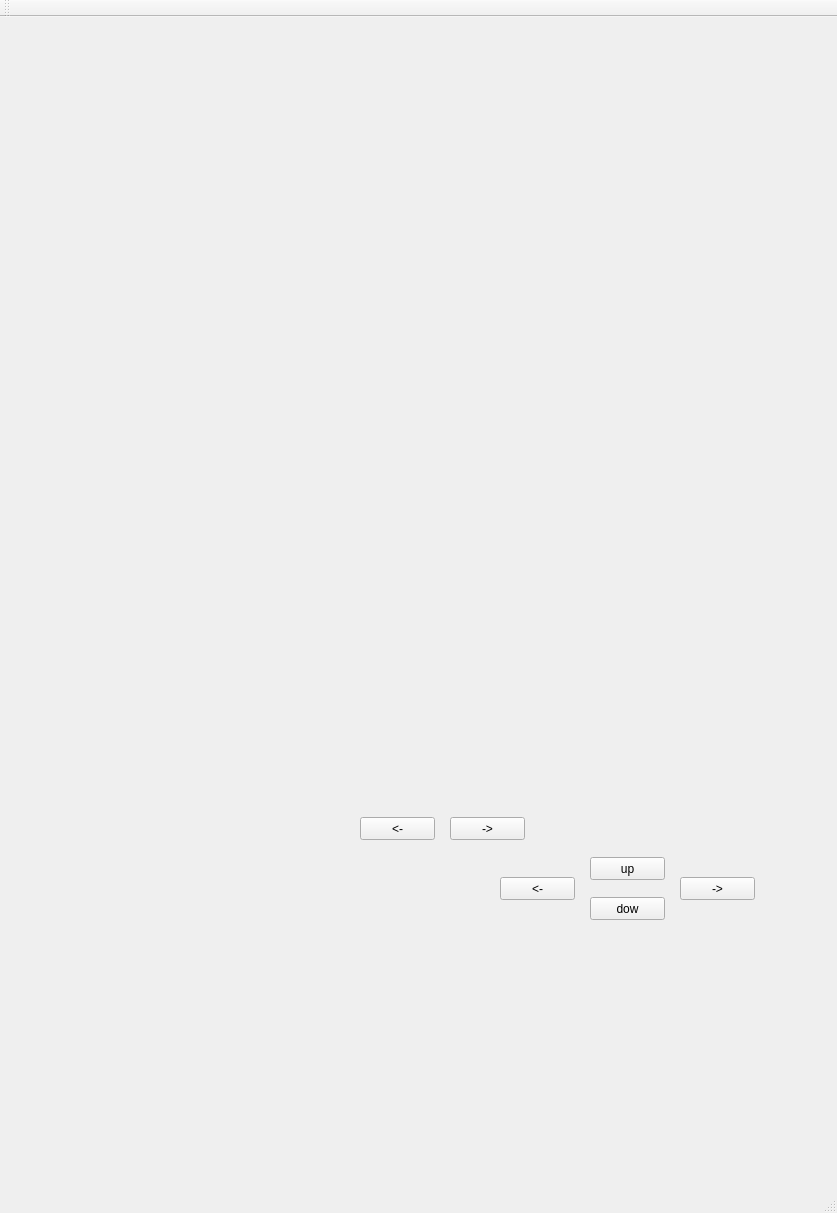
This is mainwindow.ui in Taraj/Graphics as Qt 5 draws it before an edit. The edited form follows.
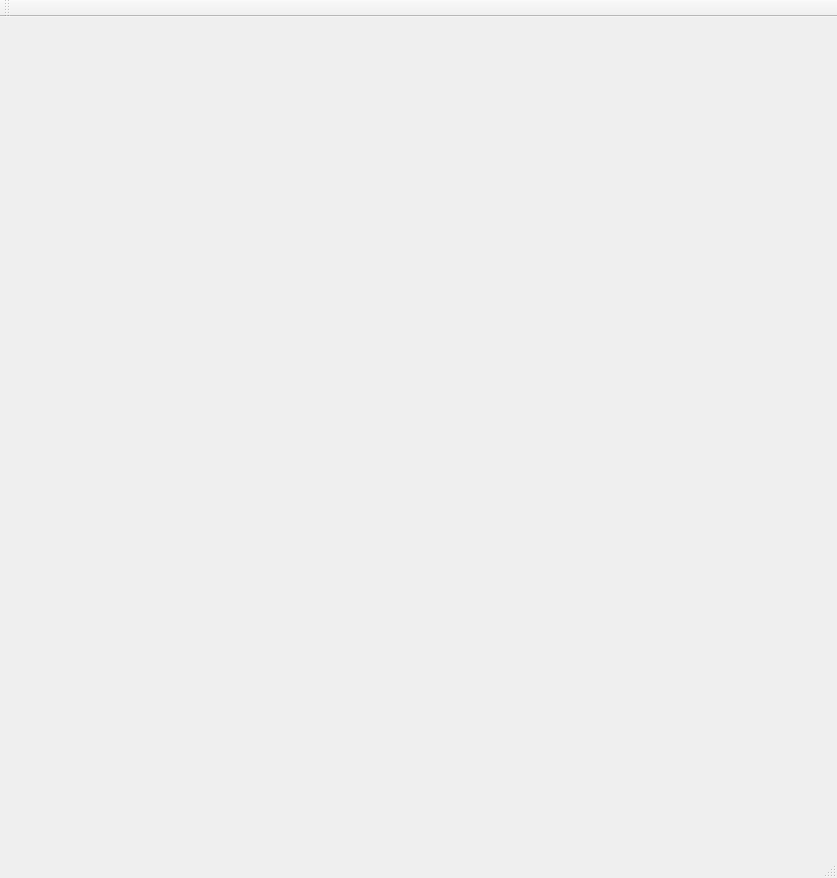
This is the edited form.

The edit to the form file:
```diff
--- a/mainwindow.ui
+++ b/mainwindow.ui
@@ -7,92 +7,13 @@
     <x>0</x>
     <y>0</y>
     <width>837</width>
-    <height>1213</height>
+    <height>878</height>
    </rect>
   </property>
   <property name="windowTitle">
    <string>MainWindow</string>
   </property>
-  <widget class="QWidget" name="centralWidget">
-   <widget class="QPushButton" name="pushButton">
-    <property name="geometry">
-     <rect>
-      <x>590</x>
-      <y>840</y>
-      <width>75</width>
-      <height>23</height>
-     </rect>
-    </property>
-    <property name="text">
-     <string>up</string>
-    </property>
-   </widget>
-   <widget class="QPushButton" name="pushButton_2">
-    <property name="geometry">
-     <rect>
-      <x>590</x>
-      <y>880</y>
-      <width>75</width>
-      <height>23</height>
-     </rect>
-    </property>
-    <property name="text">
-     <string>dow</string>
-    </property>
-   </widget>
-   <widget class="QPushButton" name="pushButton_3">
-    <property name="geometry">
-     <rect>
-      <x>360</x>
-      <y>800</y>
-      <width>75</width>
-      <height>23</height>
-     </rect>
-    </property>
-    <property name="text">
-     <string>&lt;-</string>
-    </property>
-   </widget>
-   <widget class="QPushButton" name="pushButton_4">
-    <property name="geometry">
-     <rect>
-      <x>450</x>
-      <y>800</y>
-      <width>75</width>
-      <height>23</height>
-     </rect>
-    </property>
-    <property name="text">
-     <string>-&gt;</string>
-    </property>
-   </widget>
-   <widget class="QPushButton" name="pushButton_5">
-    <property name="geometry">
-     <rect>
-      <x>500</x>
-      <y>860</y>
-      <width>75</width>
-      <height>23</height>
-     </rect>
-    </property>
-    <property name="text">
-     <string>&lt;-</string>
-    </property>
-   </widget>
-   <widget class="QPushButton" name="pushButton_6">
-    <property name="geometry">
-     <rect>
-      <x>680</x>
-      <y>860</y>
-      <width>75</width>
-      <height>23</height>
-     </rect>
-    </property>
-    <property name="text">
-     <string>-&gt;</string>
-    </property>
-   </widget>
-  </widget>
+  <widget class="QWidget" name="centralWidget"/>
   <widget class="QMenuBar" name="menuBar">
    <property name="geometry">
     <rect>
```
